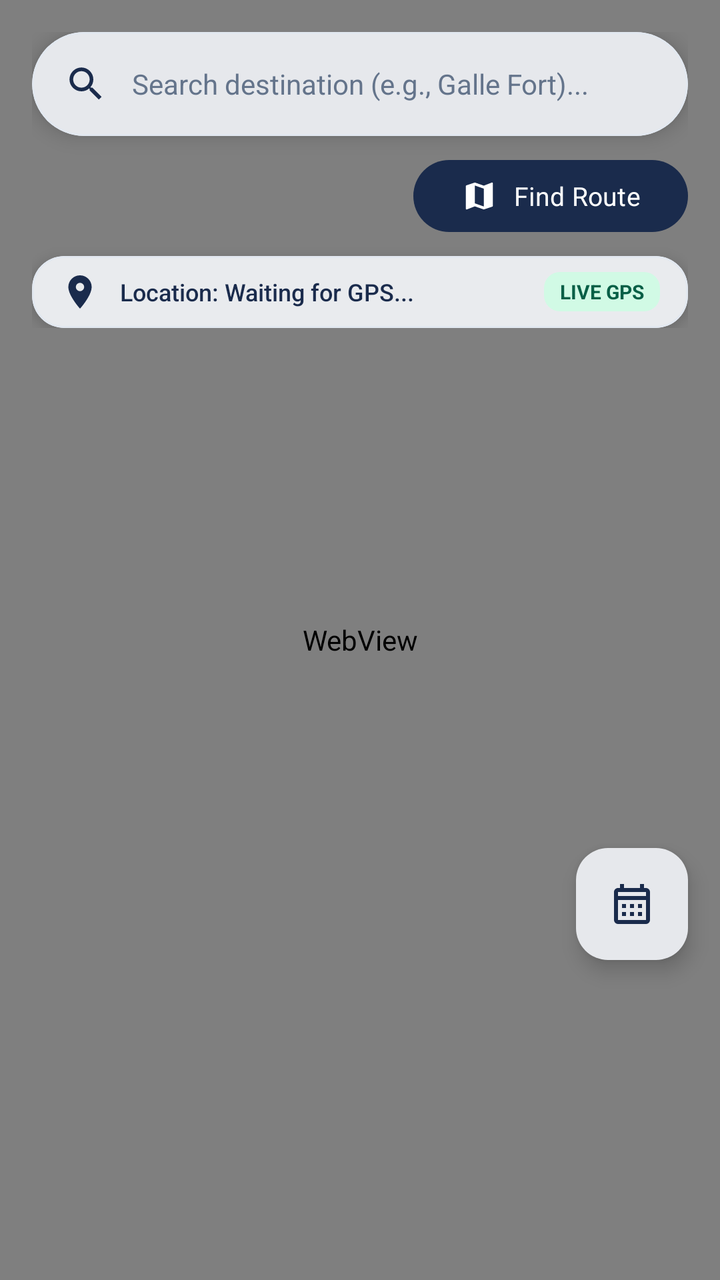
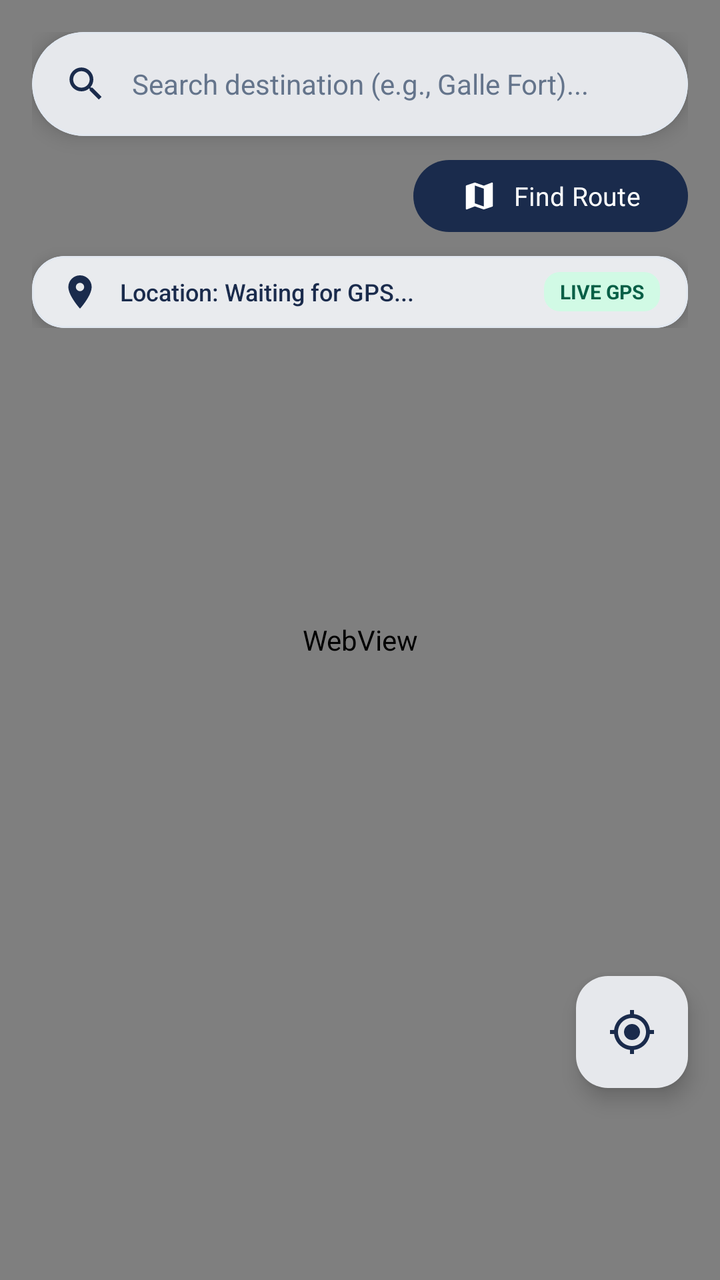

An Android layout rendered at two revisions. The XML below is the earlier revision; the diff shows what the commit changed to produce the second picture.
<!-- AndroidManifest.xml: application theme Theme.LankaGo -->
<!-- res/layout/fragment_map.xml -->
<?xml version="1.0" encoding="utf-8"?>
<androidx.coordinatorlayout.widget.CoordinatorLayout
    xmlns:android="http://schemas.android.com/apk/res/android"
    xmlns:app="http://schemas.android.com/apk/res-auto"
    xmlns:tools="http://schemas.android.com/tools"
    android:layout_width="match_parent"
    android:layout_height="match_parent"
    android:background="@color/background_primary">

    
    <WebView
        android:id="@+id/map_webview"
        android:layout_width="match_parent"
        android:layout_height="match_parent" />

    
    <LinearLayout
        android:layout_width="match_parent"
        android:layout_height="wrap_content"
        android:layout_gravity="top"
        android:layout_marginHorizontal="16dp"
        android:layout_marginTop="16dp"
        android:orientation="vertical">

        
        <com.google.android.material.card.MaterialCardView
            android:id="@+id/card_destination_search"
            android:layout_width="match_parent"
            android:layout_height="52dp"
            app:cardBackgroundColor="@color/surface_card"
            app:cardCornerRadius="26dp"
            app:cardElevation="6dp"
            app:strokeColor="@color/border"
            app:strokeWidth="1dp">

            <LinearLayout
                android:layout_width="match_parent"
                android:layout_height="match_parent"
                android:gravity="center_vertical"
                android:orientation="horizontal"
                android:paddingHorizontal="16dp">

                <ImageView
                    android:layout_width="22dp"
                    android:layout_height="22dp"
                    android:contentDescription="Search Icon"
                    android:src="@drawable/ic_admin_search"
                    app:tint="?attr/colorPrimary" />

                <EditText
                    android:id="@+id/et_destination_query"
                    android:layout_width="0dp"
                    android:layout_height="match_parent"
                    android:layout_marginStart="12dp"
                    android:layout_weight="1"
                    android:background="@null"
                    android:fontFamily="sans-serif"
                    android:hint="Search destination (e.g., Galle Fort)..."
                    android:imeOptions="actionSearch"
                    android:inputType="textCapWords"
                    android:maxLines="1"
                    android:textColor="@color/text_primary"
                    android:textColorHint="@color/text_secondary"
                    android:textSize="14sp" />

                <ImageView
                    android:id="@+id/btn_clear_query"
                    android:layout_width="24dp"
                    android:layout_height="24dp"
                    android:background="?attr/selectableItemBackgroundBorderless"
                    android:contentDescription="Clear search"
                    android:src="@drawable/ic_admin_delete"
                    android:visibility="gone"
                    app:tint="@color/text_secondary" />
            </LinearLayout>
        </com.google.android.material.card.MaterialCardView>

        
        <com.google.android.material.button.MaterialButton
            android:id="@+id/btn_find_route"
            style="@style/Widget.Material3.Button"
            android:layout_width="wrap_content"
            android:layout_height="44dp"
            android:layout_gravity="end"
            android:layout_marginTop="8dp"
            android:fontFamily="sans-serif-bold"
            android:text="Find Route"
            android:textAllCaps="false"
            android:textColor="?attr/colorOnPrimary"
            android:textSize="13sp"
            app:backgroundTint="?attr/colorPrimary"
            app:cornerRadius="22dp"
            app:elevation="4dp"
            app:icon="@drawable/ic_nav_map"
            app:iconGravity="textStart"
            app:iconTint="?attr/colorOnPrimary" />

        
        <com.google.android.material.card.MaterialCardView
            android:id="@+id/card_current_location_status"
            android:layout_width="match_parent"
            android:layout_height="wrap_content"
            android:layout_marginTop="8dp"
            app:cardBackgroundColor="@color/surface_card"
            app:cardCornerRadius="16dp"
            app:cardElevation="4dp"
            app:strokeColor="@color/border"
            app:strokeWidth="1dp">

            <LinearLayout
                android:layout_width="match_parent"
                android:layout_height="wrap_content"
                android:gravity="center_vertical"
                android:orientation="horizontal"
                android:paddingHorizontal="14dp"
                android:paddingVertical="8dp">

                <ImageView
                    android:layout_width="20dp"
                    android:layout_height="20dp"
                    android:src="@drawable/ic_map_pin"
                    app:tint="?attr/colorPrimary"
                    android:contentDescription="GPS Location" />

                <TextView
                    android:id="@+id/locationTextView"
                    android:layout_width="0dp"
                    android:layout_height="wrap_content"
                    android:layout_marginStart="10dp"
                    android:layout_weight="1"
                    android:fontFamily="sans-serif-medium"
                    android:text="Location: Waiting for GPS..."
                    android:textColor="@color/text_primary"
                    android:textSize="12sp" />

                <TextView
                    android:id="@+id/tv_gps_live_badge"
                    android:layout_width="wrap_content"
                    android:layout_height="wrap_content"
                    android:background="@drawable/bg_badge_approved"
                    android:paddingHorizontal="8dp"
                    android:paddingVertical="3dp"
                    android:text="LIVE GPS"
                    android:textColor="#065F46"
                    android:textSize="10sp"
                    android:textStyle="bold" />
            </LinearLayout>
        </com.google.android.material.card.MaterialCardView>
    </LinearLayout>

    
    <ProgressBar
        android:id="@+id/pb_map_loading"
        style="?android:attr/progressBarStyleHorizontal"
        android:layout_width="match_parent"
        android:layout_height="4dp"
        android:layout_gravity="top"
        android:layout_marginTop="130dp"
        android:indeterminate="true"
        android:indeterminateTint="?attr/colorSecondary"
        android:visibility="gone" />

    
    <com.google.android.material.floatingactionbutton.FloatingActionButton
        android:id="@+id/fab_recenter_location"
        android:layout_width="wrap_content"
        android:layout_height="wrap_content"
        android:layout_gravity="bottom|end"
        android:layout_marginEnd="16dp"
        android:layout_marginBottom="160dp"
        android:contentDescription="My Location"
        android:src="@drawable/ic_nav_plan"
        app:backgroundTint="@color/surface_card"
        app:elevation="6dp"
        app:fabSize="mini"
        app:tint="?attr/colorPrimary" />

    
    <com.google.android.material.card.MaterialCardView
        android:id="@+id/card_route_summary"
        android:layout_width="match_parent"
        android:layout_height="wrap_content"
        android:layout_gravity="bottom"
        android:layout_marginHorizontal="16dp"
        android:layout_marginBottom="20dp"
        android:visibility="gone"
        app:cardBackgroundColor="@color/surface_card"
        app:cardCornerRadius="20dp"
        app:cardElevation="8dp"
        app:strokeColor="@color/border"
        app:strokeWidth="1dp"
        tools:visibility="visible">

        <LinearLayout
            android:layout_width="match_parent"
            android:layout_height="wrap_content"
            android:orientation="vertical"
            android:padding="16dp">

            
            <RelativeLayout
                android:layout_width="match_parent"
                android:layout_height="wrap_content">

                <LinearLayout
                    android:layout_width="wrap_content"
                    android:layout_height="wrap_content"
                    android:layout_alignParentStart="true"
                    android:layout_toStartOf="@+id/btn_close_summary"
                    android:orientation="vertical">

                    <TextView
                        android:id="@+id/tv_dest_title"
                        android:layout_width="wrap_content"
                        android:layout_height="wrap_content"
                        android:ellipsize="end"
                        android:fontFamily="sans-serif-black"
                        android:maxLines="1"
                        android:text="Galle Dutch Fort"
                        android:textColor="@color/text_primary"
                        android:textSize="17sp" />

                    <TextView
                        android:id="@+id/tv_dest_subtitle"
                        android:layout_width="wrap_content"
                        android:layout_height="wrap_content"
                        android:layout_marginTop="2dp"
                        android:ellipsize="end"
                        android:fontFamily="sans-serif"
                        android:maxLines="1"
                        android:text="Southern Province, Sri Lanka"
                        android:textColor="@color/text_secondary"
                        android:textSize="12sp" />
                </LinearLayout>

                <ImageView
                    android:id="@+id/btn_close_summary"
                    android:layout_width="28dp"
                    android:layout_height="28dp"
                    android:layout_alignParentEnd="true"
                    android:layout_centerVertical="true"
                    android:background="?attr/selectableItemBackgroundBorderless"
                    android:contentDescription="Close route"
                    android:padding="4dp"
                    android:src="@drawable/ic_admin_delete"
                    app:tint="@color/text_secondary" />
            </RelativeLayout>

            
            <View
                android:layout_width="match_parent"
                android:layout_height="1dp"
                android:layout_marginVertical="12dp"
                android:background="@color/border" />

            
            <LinearLayout
                android:layout_width="match_parent"
                android:layout_height="wrap_content"
                android:gravity="center_vertical"
                android:orientation="horizontal">

                
                <LinearLayout
                    android:layout_width="0dp"
                    android:layout_height="wrap_content"
                    android:layout_weight="1"
                    android:orientation="vertical">

                    <TextView
                        android:layout_width="wrap_content"
                        android:layout_height="wrap_content"
                        android:fontFamily="sans-serif"
                        android:text="Total Distance"
                        android:textColor="@color/text_secondary"
                        android:textSize="11sp" />

                    <TextView
                        android:id="@+id/tv_route_distance"
                        android:layout_width="wrap_content"
                        android:layout_height="wrap_content"
                        android:layout_marginTop="2dp"
                        android:fontFamily="sans-serif-black"
                        android:text="128 km"
                        android:textColor="?attr/colorPrimary"
                        android:textSize="16sp" />
                </LinearLayout>

                
                <View
                    android:layout_width="1dp"
                    android:layout_height="32dp"
                    android:layout_marginHorizontal="12dp"
                    android:background="@color/border" />

                
                <LinearLayout
                    android:layout_width="0dp"
                    android:layout_height="wrap_content"
                    android:layout_weight="1"
                    android:orientation="vertical">

                    <TextView
                        android:layout_width="wrap_content"
                        android:layout_height="wrap_content"
                        android:fontFamily="sans-serif"
                        android:text="Estimated Time"
                        android:textColor="@color/text_secondary"
                        android:textSize="11sp" />

                    <TextView
                        android:id="@+id/tv_route_eta"
                        android:layout_width="wrap_content"
                        android:layout_height="wrap_content"
                        android:layout_marginTop="2dp"
                        android:fontFamily="sans-serif-black"
                        android:text="2 hr 15 mins"
                        android:textColor="?attr/colorSecondary"
                        android:textSize="16sp" />
                </LinearLayout>

                
                <com.google.android.material.button.MaterialButton
                    android:id="@+id/btn_launch_navigation"
                    style="@style/Widget.Material3.Button"
                    android:layout_width="wrap_content"
                    android:layout_height="40dp"
                    android:layout_marginStart="8dp"
                    android:fontFamily="sans-serif-bold"
                    android:paddingHorizontal="14dp"
                    android:text="Navigate"
                    android:textAllCaps="false"
                    android:textColor="?attr/colorOnSecondary"
                    android:textSize="12sp"
                    app:backgroundTint="?attr/colorSecondary"
                    app:cornerRadius="20dp" />
            </LinearLayout>
        </LinearLayout>
    </com.google.android.material.card.MaterialCardView>

</androidx.coordinatorlayout.widget.CoordinatorLayout>
<!-- resources referenced by this layout -->
<resources>
  <color name="background_primary">#F8F9FA</color>
  <color name="border">#E2E8F0</color>
  <color name="surface_card">#FFFFFF</color>
  <color name="text_primary">#1A2B4C</color>
  <color name="text_secondary">#64748B</color>
  <!-- drawable bg_badge_approved (drawable) -->
  <?xml version="1.0" encoding="utf-8"?>
  <shape xmlns:android="http://schemas.android.com/apk/res/android"
      android:shape="rectangle">
      <solid android:color="#D1FAE5" />
      <corners android:radius="8dp" />
  </shape>
  <!-- drawable ic_admin_delete (drawable) -->
  <vector xmlns:android="http://schemas.android.com/apk/res/android"
      android:width="24dp"
      android:height="24dp"
      android:viewportWidth="24.0"
      android:viewportHeight="24.0">
      <path
          android:fillColor="#EF4444"
          android:pathData="M6,19c0,1.1 0.9,2 2,2h8c1.1,0 2,-0.9 2,-2V7H6v12zM19,4h-3.5l-1,-1h-5l-1,1H5v2h14V4z"/>
  </vector>
  <!-- drawable ic_map_pin (drawable) -->
  <vector xmlns:android="http://schemas.android.com/apk/res/android"
      android:width="24dp"
      android:height="24dp"
      android:viewportWidth="24"
      android:viewportHeight="24">
      <path
          android:fillColor="#1A2B4C"
          android:pathData="M12,2C8.13,2 5,5.13 5,9C5,14.25 12,22 12,22C12,22 19,14.25 19,9C19,5.13 15.87,2 12,2M12,11.5A2.5,2.5 0 0,1 9.5,9A2.5,2.5 0 0,1 12,6.5A2.5,2.5 0 0,1 14.5,9A2.5,2.5 0 0,1 12,11.5Z"/>
  </vector>
  <!-- drawable ic_nav_plan (drawable) -->
  <vector xmlns:android="http://schemas.android.com/apk/res/android"
      android:width="24dp"
      android:height="24dp"
      android:viewportWidth="24"
      android:viewportHeight="24">
      <path
          android:fillColor="#1A2B4C"
          android:pathData="M19,4H18V2H16V4H8V2H6V4H5C3.89,4 3,4.9 3,6V20A2,2 0 0,0 5,22H19A2,2 0 0,0 21,20V6A2,2 0 0,0 19,4M19,20H5V10H19V20M19,8H5V6H19V8M9,14H7V12H9V14M13,14H11V12H13V14M17,14H15V12H17V14M9,18H7V16H9V18M13,18H11V16H13V18M17,18H15V16H17V18Z"/>
  </vector>
  <style name="Theme.LankaGo" parent="Base.Theme.LankaGo" />
  <color name="primary">#1A2B4C</color>
  <color name="on_primary">#FFFFFF</color>
  <color name="primary_container">#E6EEF8</color>
  <color name="on_primary_container">#0D192E</color>
  <color name="secondary">#F59E0B</color>
  <color name="on_secondary">#FFFFFF</color>
  <color name="secondary_container">#FEF3C7</color>
  <color name="on_secondary_container">#78350F</color>
  <color name="surface_variant">#F1F5F9</color>
  <style name="Widget.LankaGo.Button" parent="Widget.Material3.Button">
          <item name="backgroundTint">@color/primary</item>
          <item name="android:textColor">@color/on_primary</item>
          <item name="cornerRadius">12dp</item>
      </style>
  <style name="Widget.LankaGo.FloatingActionButton" parent="Widget.Material3.FloatingActionButton.Primary">
          <item name="backgroundTint">@color/secondary</item>
          <item name="tint">@color/on_secondary</item>
      </style>
  <style name="Widget.LankaGo.BottomNavigationView" parent="Widget.Material3.BottomNavigationView">
          <item name="backgroundTint">@color/surface_card</item>
          <item name="itemIconTint">@color/primary</item>
          <item name="itemTextColor">@color/primary</item>
          <item name="itemActiveIndicatorStyle">@style/Widget.LankaGo.ActiveIndicator</item>
      </style>
  <style name="Widget.LankaGo.ActiveIndicator" parent="Widget.Material3.BottomNavigationView.ActiveIndicator">
          <item name="android:color">@color/primary_container</item>
      </style>
  <!-- unchanged entries left out for length: 3 -->
</resources>

<!-- the commit's change to res/layout/fragment_map.xml (unified diff, before → after) -->
@@ -167,12 +167,12 @@
         android:layout_height="wrap_content"
         android:layout_gravity="bottom|end"
         android:layout_marginEnd="16dp"
-        android:layout_marginBottom="160dp"
-        android:contentDescription="My Location"
-        android:src="@drawable/ic_nav_plan"
+        android:layout_marginBottom="96dp"
+        android:contentDescription="Re-center on My Current Location"
+        android:src="@drawable/ic_my_location"
         app:backgroundTint="@color/surface_card"
         app:elevation="6dp"
-        app:fabSize="mini"
+        app:fabSize="normal"
         app:tint="?attr/colorPrimary" />
 
     
<!-- resource entries referenced after the edit -->
@@ -32,15 +32,15 @@
           android:fillColor="#1A2B4C"
           android:pathData="M12,2C8.13,2 5,5.13 5,9C5,14.25 12,22 12,22C12,22 19,14.25 19,9C19,5.13 15.87,2 12,2M12,11.5A2.5,2.5 0 0,1 9.5,9A2.5,2.5 0 0,1 12,6.5A2.5,2.5 0 0,1 14.5,9A2.5,2.5 0 0,1 12,11.5Z"/>
   </vector>
-  <!-- drawable ic_nav_plan (drawable) -->
+  <!-- drawable ic_my_location (drawable) -->
   <vector xmlns:android="http://schemas.android.com/apk/res/android"
       android:width="24dp"
       android:height="24dp"
       android:viewportWidth="24"
       android:viewportHeight="24">
       <path
-          android:fillColor="#1A2B4C"
-          android:pathData="M19,4H18V2H16V4H8V2H6V4H5C3.89,4 3,4.9 3,6V20A2,2 0 0,0 5,22H19A2,2 0 0,0 21,20V6A2,2 0 0,0 19,4M19,20H5V10H19V20M19,8H5V6H19V8M9,14H7V12H9V14M13,14H11V12H13V14M17,14H15V12H17V14M9,18H7V16H9V18M13,18H11V16H13V18M17,18H15V16H17V18Z"/>
+          android:fillColor="#0284C7"
+          android:pathData="M12,8c-2.21,0 -4,1.79 -4,4s1.79,4 4,4 4,-1.79 4,-4 -1.79,-4 -4,-4zM20.94,11c-0.46,-4.17 -3.77,-7.48 -7.94,-7.94V1h-2v2.06C6.83,3.52 3.52,6.83 3.06,11H1v2h2.06c0.46,4.17 3.77,7.48 7.94,7.94V23h2v-2.06c4.17,-0.46 7.48,-3.77 7.94,-7.94H23v-2h-2.06zM12,19c-3.87,0 -7,-3.13 -7,-7s3.13,-7 7,-7 7,3.13 7,7 -3.13,7 -7,7z"/>
   </vector>
   <style name="Theme.LankaGo" parent="Base.Theme.LankaGo" />
   <color name="primary">#1A2B4C</color>
